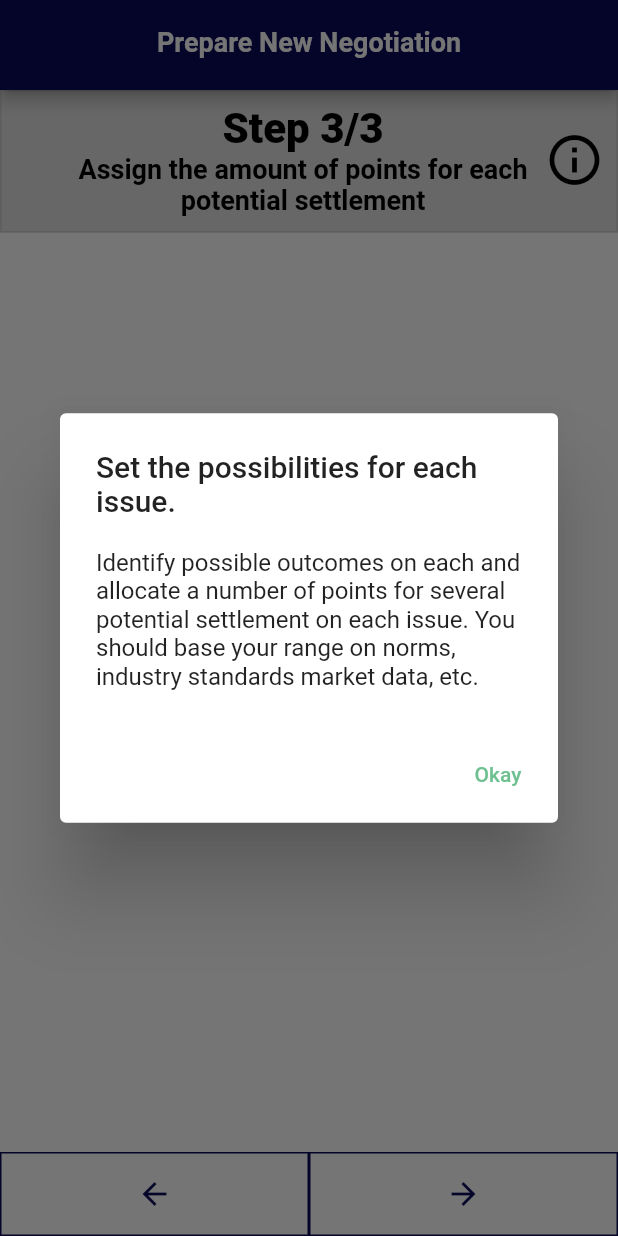
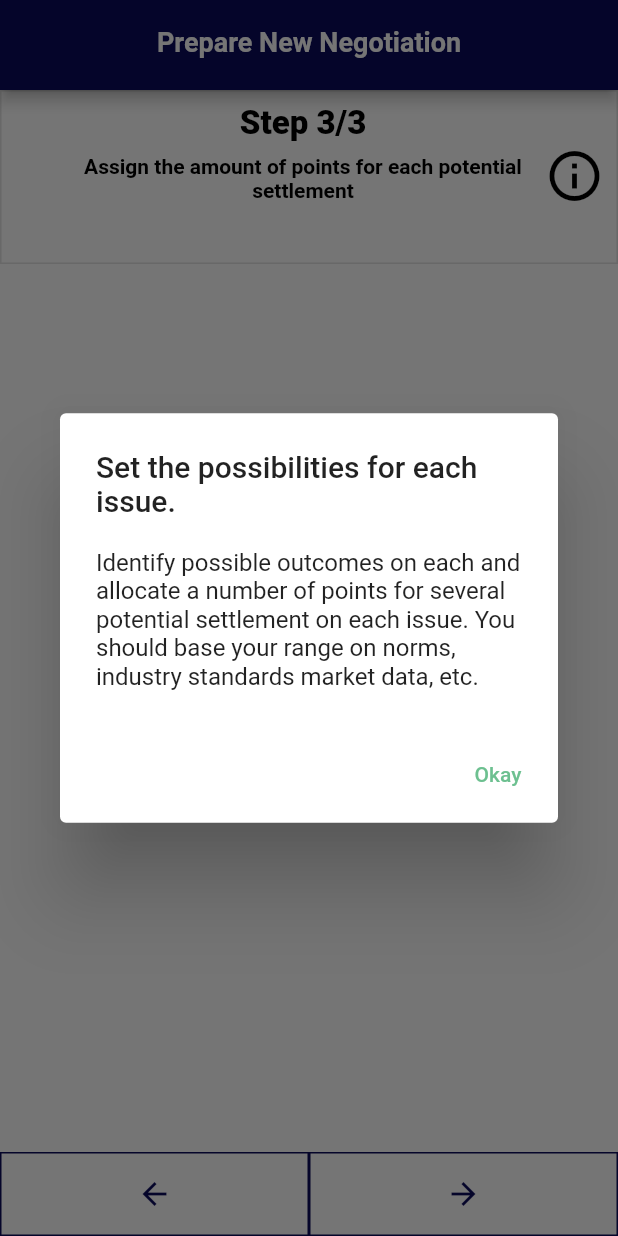
Before and after one commit to Spaghetti-Code-Inc/Negotiation-Planner, a Flutter app: the IssueValues screen opened directly, after a tap on the "info outline" icon, on a phone screen of 412 x 824 dp. Run offline on Flutter 3.47's test engine with Material 2 defaults, Android fonts, the phone set to English and light mode, and no system bars; our stand-ins replace cloud_firestore, email_validator, firebase_auth, firebase_core; missing offline and left inert: dart:ffi; accounts and stored records are empty.

Commit message:
step 3 changes

```diff
--- a/lib/IssueValues.dart
+++ b/lib/IssueValues.dart
@@ -49,7 +49,7 @@ class _IssueValuesState extends State<IssueValues> {
             padding: const EdgeInsets.only(bottom: 10),
             width: MediaQuery.of(context).size.width,
             decoration: BoxDecoration(
-              color: const Color(0x1f000000),
+              color: const Color(0xffffff),
               shape: BoxShape.rectangle,
               borderRadius: BorderRadius.zero,
               border: Border.all(color: const Color(0x4d9e9e9e), width: 1),
@@ -71,13 +71,13 @@ class _IssueValuesState extends State<IssueValues> {
                           style: TextStyle(
                             fontWeight: FontWeight.w800,
                             fontStyle: FontStyle.normal,
-                            fontSize: 28,
+                            fontSize: 22,
                             color: Color(0xff000000),
                           ),
                         ),
                       ),
                       Padding(
-                        padding: EdgeInsets.only(left: 48),
+                        padding: EdgeInsets.fromLTRB(48, 8, 0, 30),
                         child: Text(
                           "Assign the amount of points for each potential settlement",
                           textAlign: TextAlign.center,
@@ -85,7 +85,7 @@ class _IssueValuesState extends State<IssueValues> {
                           style: TextStyle(
                             fontWeight: FontWeight.w600,
                             fontStyle: FontStyle.normal,
-                            fontSize: 18,
+                            fontSize: 14,
                             color: Color(0xff000000),
                           ),
                         ),
```
